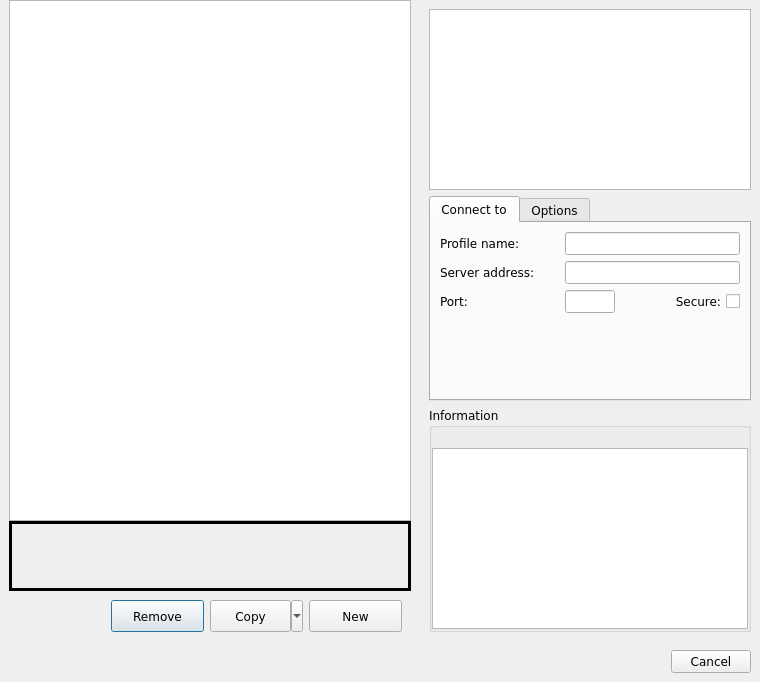
Mudlet/Mudlet, file src/ui/connection_profiles.ui: the form before one commit.
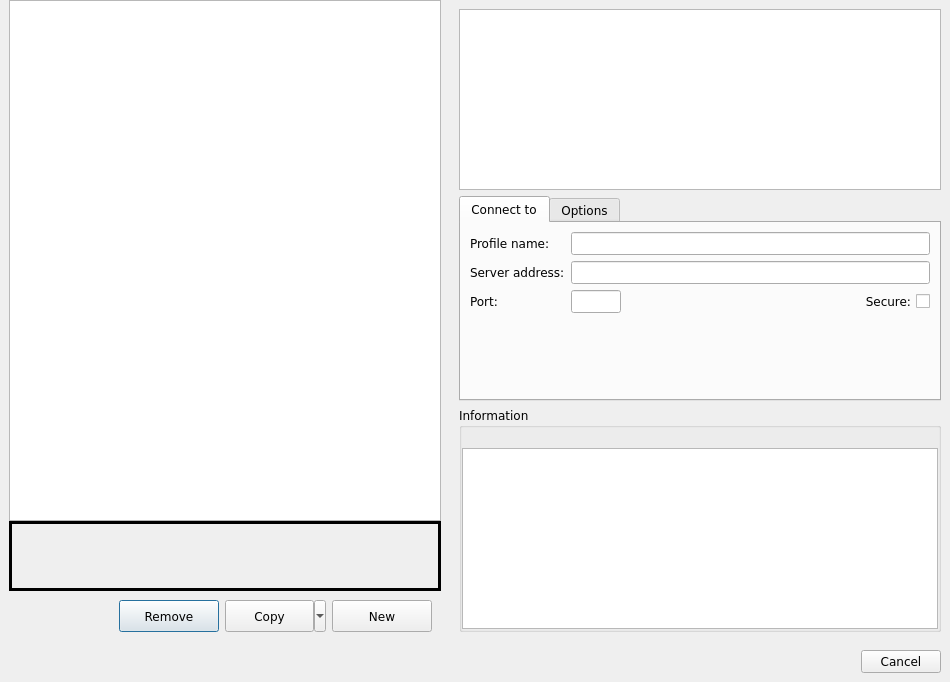
The form after the commit. Icons and pictures are not drawn.

Commit message: fix: increase connection profile window size

Diff of the .ui file:
```diff
--- a/src/ui/connection_profiles.ui
+++ b/src/ui/connection_profiles.ui
@@ -6,7 +6,7 @@
    <rect>
     <x>0</x>
     <y>0</y>
-    <width>760</width>
+    <width>950</width>
     <height>682</height>
    </rect>
   </property>
@@ -428,7 +428,7 @@
         </property>
         <property name="minimumSize">
          <size>
-          <width>340</width>
+          <width>500</width>
           <height>0</height>
          </size>
         </property>
@@ -488,6 +488,12 @@
             <layout class="QGridLayout" name="gridLayout">
              <item row="0" column="0">
               <widget class="QLabel" name="label_profileName">
+               <property name="sizePolicy">
+                <sizepolicy hsizetype="Fixed" vsizetype="Preferred">
+                 <horstretch>0</horstretch>
+                 <verstretch>0</verstretch>
+                </sizepolicy>
+               </property>
                <property name="text">
                 <string>Profile name:</string>
                </property>
```
